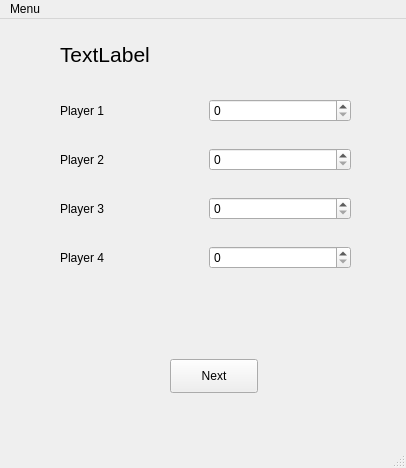
jan-of-us/wizard-tracker, file main-game-rounds.ui: the form before one commit.
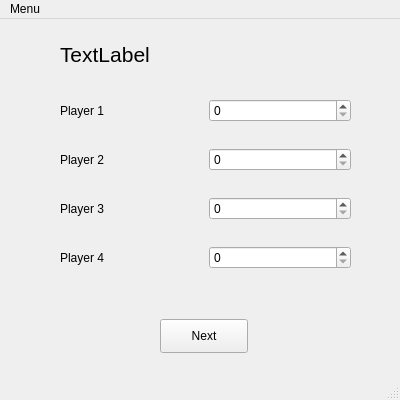
The form after the commit.

Commit message: Fixed windows sizes

```diff
--- a/main-game-rounds.ui
+++ b/main-game-rounds.ui
@@ -6,10 +6,28 @@
    <rect>
     <x>0</x>
     <y>0</y>
-    <width>406</width>
-    <height>468</height>
+    <width>400</width>
+    <height>400</height>
    </rect>
   </property>
+  <property name="sizePolicy">
+   <sizepolicy hsizetype="Fixed" vsizetype="Fixed">
+    <horstretch>0</horstretch>
+    <verstretch>0</verstretch>
+   </sizepolicy>
+  </property>
+  <property name="minimumSize">
+   <size>
+    <width>400</width>
+    <height>400</height>
+   </size>
+  </property>
+  <property name="maximumSize">
+   <size>
+    <width>400</width>
+    <height>400</height>
+   </size>
+  </property>
   <property name="windowTitle">
    <string>MainWindow</string>
   </property>
@@ -88,8 +106,8 @@
    <widget class="QPushButton" name="buttonNext">
     <property name="geometry">
      <rect>
-      <x>170</x>
-      <y>340</y>
+      <x>160</x>
+      <y>300</y>
       <width>88</width>
       <height>34</height>
      </rect>
@@ -128,7 +146,7 @@
     <rect>
      <x>0</x>
      <y>0</y>
-     <width>406</width>
+     <width>400</width>
      <height>30</height>
     </rect>
    </property>
```
The commit also changes 3 other files.
